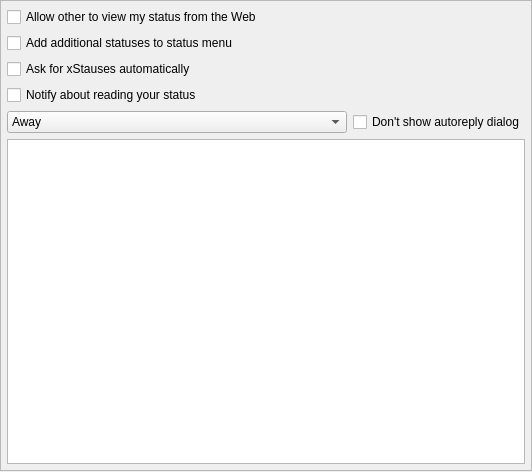
Above: plugins/icq/settings/statussettings.ui from Winand/mqutim before the change. Below: the same form after it.
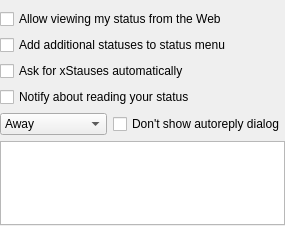
That is the form after the change.

Diff of the .ui file:
```diff
--- a/plugins/icq/settings/statussettings.ui
+++ b/plugins/icq/settings/statussettings.ui
@@ -1,74 +1,60 @@
 <ui version="4.0" >
  <class>statusSettingsClass</class>
- <widget class="QWidget" name="statusSettingsClass" >
-  <property name="geometry" >
+ <widget class="QWidget" name="statusSettingsClass">
+  <property name="geometry">
    <rect>
     <x>0</x>
     <y>0</y>
-    <width>532</width>
-    <height>472</height>
+    <width>285</width>
+    <height>226</height>
    </rect>
   </property>
   <property name="windowTitle" >
    <string>statusSettings</string>
   </property>
-  <layout class="QGridLayout" >
-   <property name="leftMargin" >
+  <layout class="QVBoxLayout" name="verticalLayout_2">
+   <property name="leftMargin">
     <number>0</number>
    </property>
-   <property name="topMargin" >
-    <number>0</number>
+   <property name="topMargin">
+    <number>9</number>
    </property>
-   <property name="rightMargin" >
+   <property name="rightMargin">
     <number>0</number>
    </property>
-   <property name="bottomMargin" >
+   <property name="bottomMargin">
     <number>1</number>
    </property>
-   <item row="0" column="0" >
-    <widget class="QFrame" name="frame" >
-     <property name="frameShape" >
-      <enum>QFrame::StyledPanel</enum>
-     </property>
-     <property name="frameShadow" >
-      <enum>QFrame::Raised</enum>
-     </property>
-     <layout class="QGridLayout" name="gridLayout" >
-      <property name="margin" >
-       <number>6</number>
-      </property>
-      <item row="0" column="0" >
-       <layout class="QVBoxLayout" name="verticalLayout" >
         <item>
-         <widget class="QCheckBox" name="webawareBox" >
-          <property name="text" >
-           <string>Allow other to view my status from the Web</string>
+    <widget class="QCheckBox" name="webawareBox">
+     <property name="text">
+      <string>Allow viewing my status from the Web</string>
           </property>
          </widget>
         </item>
         <item>
-         <widget class="QCheckBox" name="customStatusBox" >
-          <property name="text" >
+    <widget class="QCheckBox" name="customStatusBox">
+     <property name="text">
            <string>Add additional statuses to status menu</string>
           </property>
          </widget>
         </item>
         <item>
-         <widget class="QCheckBox" name="contactToolTip" >
-          <property name="text" >
+    <widget class="QCheckBox" name="contactToolTip">
+     <property name="text">
            <string>Ask for xStauses automatically</string>
           </property>
          </widget>
         </item>
         <item>
-         <widget class="QCheckBox" name="notifyBox" >
-          <property name="text" >
+    <widget class="QCheckBox" name="notifyBox">
+     <property name="text">
            <string>Notify about reading your status</string>
           </property>
          </widget>
         </item>
         <item>
-         <layout class="QHBoxLayout" name="horizontalLayout" >
+    <layout class="QHBoxLayout" name="horizontalLayout">
           <item>
            <widget class="QComboBox" name="statusBox" >
             <property name="sizePolicy" >
@@ -140,8 +126,8 @@
          </layout>
         </item>
         <item>
-         <widget class="QTextEdit" name="statusEdit" >
-          <property name="lineWrapMode" >
+    <widget class="QTextEdit" name="statusEdit">
+     <property name="lineWrapMode">
            <enum>QTextEdit::NoWrap</enum>
           </property>
           <property name="acceptRichText" >
@@ -150,13 +136,8 @@
          </widget>
         </item>
        </layout>
-      </item>
-     </layout>
-    </widget>
-   </item>
-  </layout>
- </widget>
- <layoutdefault spacing="6" margin="11" />
+ </widget>
+ <layoutdefault spacing="6" margin="11"/>
  <resources/>
  <connections/>
 </ui>
```
Left out of the diff: 39 changed lines with no effect on the pictures. Lines whose indentation alone changed are shown as unchanged.
